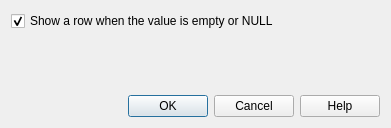
3liz/lizmap-plugin, file lizmap/resources/ui/ui_html_maptip.ui: the form before one commit.
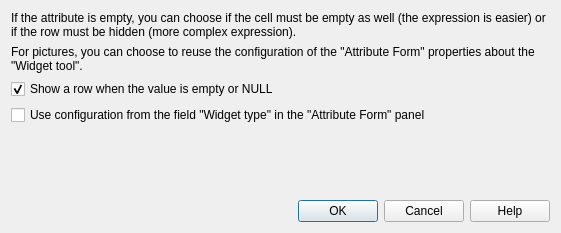
The form after the commit.

Commit message: Add option to use Widget tool config for pictures when generating HTML table

What changed in the file:
```diff
--- a/lizmap/resources/ui/ui_html_maptip.ui
+++ b/lizmap/resources/ui/ui_html_maptip.ui
@@ -6,14 +6,34 @@
    <rect>
     <x>0</x>
     <y>0</y>
-    <width>391</width>
-    <height>128</height>
+    <width>561</width>
+    <height>233</height>
    </rect>
   </property>
   <property name="windowTitle">
    <string>HTML Maptip</string>
   </property>
   <layout class="QVBoxLayout" name="verticalLayout">
+   <item>
+    <widget class="QLabel" name="label">
+     <property name="text">
+      <string>If the attribute is empty, you can choose if the cell must be empty as well (the expression is easier) or if the row must be hidden (more complex expression).</string>
+     </property>
+     <property name="wordWrap">
+      <bool>true</bool>
+     </property>
+    </widget>
+   </item>
+   <item>
+    <widget class="QLabel" name="label_2">
+     <property name="text">
+      <string>For pictures, you can choose to reuse the configuration of the &quot;Attribute Form&quot; properties about the &quot;Widget tool&quot;.</string>
+     </property>
+     <property name="wordWrap">
+      <bool>true</bool>
+     </property>
+    </widget>
+   </item>
    <item>
     <widget class="QCheckBox" name="show_null">
      <property name="text">
@@ -24,6 +44,16 @@
      </property>
     </widget>
    </item>
+   <item>
+    <widget class="QCheckBox" name="use_widget_config">
+     <property name="toolTip">
+      <string>Use the &quot;Widget type&quot; to detect the field content</string>
+     </property>
+     <property name="text">
+      <string>Use configuration from the field &quot;Widget type&quot; in the &quot;Attribute Form&quot; panel</string>
+     </property>
+    </widget>
+   </item>
    <item>
     <spacer name="verticalSpacer">
      <property name="orientation">
```
Left out of the diff: 3 changed lines with no effect on the pictures. The commit also changes 3 other files.
